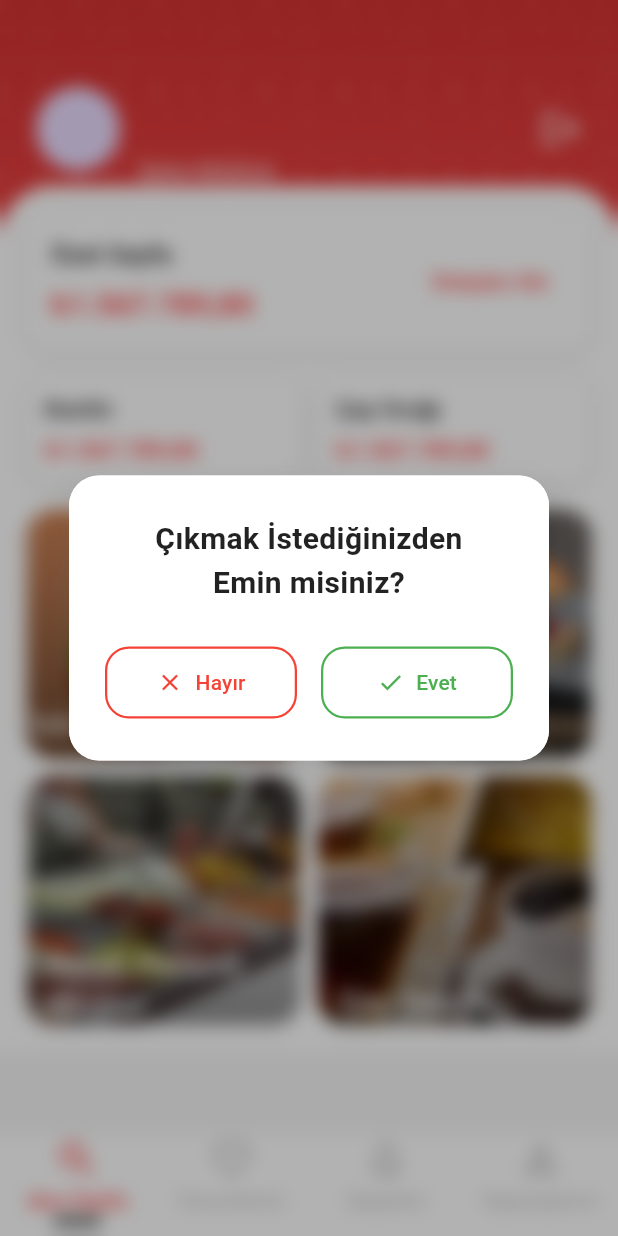
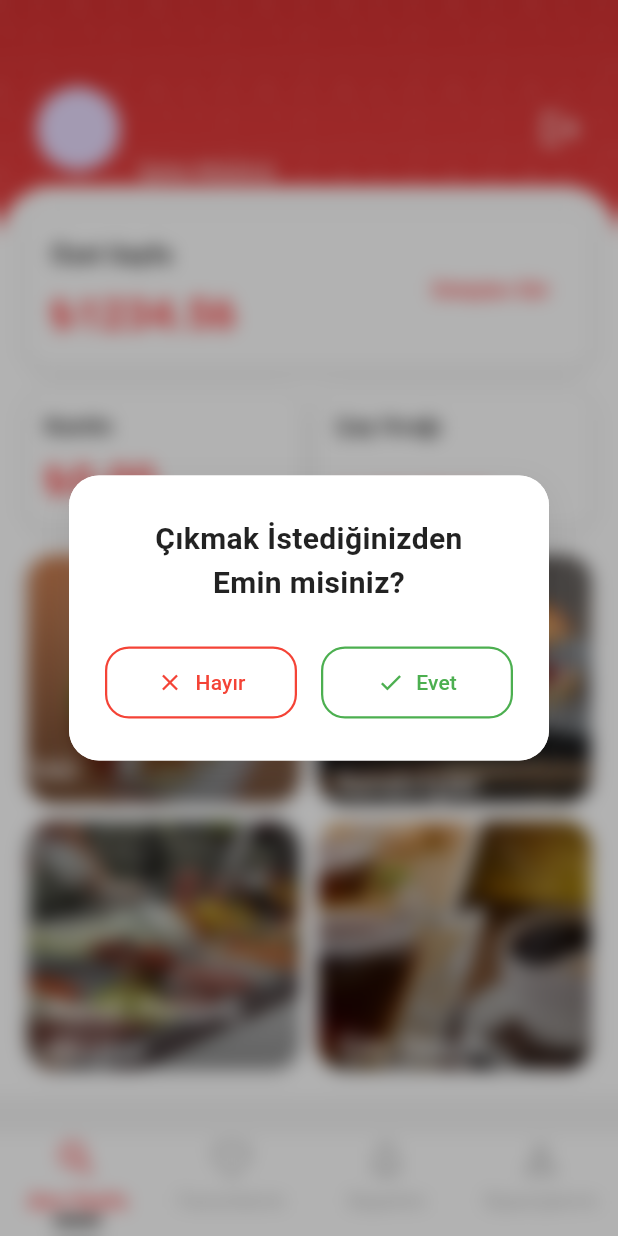
Before and after one commit to iremsu-erdemir/E-Kantin_3, a Flutter app: the OzetSayfa screen opened directly, after a tap on the "arrow back ios new" icon, after a tap on the "logout" icon, on a phone screen of 412 x 824 dp. Run offline on Flutter 3.47's test engine with Material 3 defaults, Android fonts, the light colour scheme and no system bars; our stand-ins replace fl_chart, shared_preferences; accounts and stored records are empty; Roboto replaces fonts that are missing (Poppins).

Commit message:
Admin Home Page Dinamik Fiyat Gösterme yapıldı Knatin için

```diff
--- a/lib/screens/admin_home_page.dart
+++ b/lib/screens/admin_home_page.dart
@@ -4,10 +4,40 @@ import '../models/user.dart';
 import '../services/user_service.dart';
 import 'login_page.dart';
 import 'ozet_sayfa.dart';
+import '../services/local_storage_service.dart';
 
-class AdminHomePage extends StatelessWidget {
+class AdminHomePage extends StatefulWidget {
   final User user;
   const AdminHomePage({Key? key, required this.user}) : super(key: key);
+
+  @override
+  State<AdminHomePage> createState() => _AdminHomePageState();
+}
+
+class _AdminHomePageState extends State<AdminHomePage> {
+  double toplamKantinGeliri = 0;
+
+  @override
+  void initState() {
+    super.initState();
+    _loadKantinGeliri();
+  }
+
+  Future<void> _loadKantinGeliri() async {
+    double toplam = 0;
+    final usernames = await LocalStorageService.getAllUsernames();
+    for (final username in usernames) {
+      final orders = await LocalStorageService.getUserOrders(username);
+      for (final s in orders) {
+        if (s.durum == 'pasif') {
+          toplam += s.tutar;
+        }
+      }
+    }
+    setState(() {
+      toplamKantinGeliri = toplam;
+    });
+  }
 
   @override
   Widget build(BuildContext context) {
@@ -50,7 +80,7 @@ class AdminHomePage extends StatelessWidget {
                     CircleAvatar(
                       radius: 28,
                       backgroundImage: AssetImage(
-                        user.image ?? 'assets/images/turgay.png',
+                        widget.user.image ?? 'assets/images/turgay.png',
                       ),
                     ),
                     const SizedBox(width: 12),
@@ -59,7 +89,7 @@ class AdminHomePage extends StatelessWidget {
                         crossAxisAlignment: CrossAxisAlignment.start,
                         children: [
                           Text(
-                            user.name ?? 'Turgay Tülü',
+                            widget.user.name ?? 'Turgay Tülü',
                             style: const TextStyle(
                               color: Colors.white,
                               fontWeight: FontWeight.bold,
@@ -70,9 +100,13 @@ class AdminHomePage extends StatelessWidget {
                           ),
                           const SizedBox(height: 2),
                           Text(
-                            user.role?.contains('Şube Müdürü') == true
-                                ? user.role!.replaceAll(' Şube Müdürü', '')
-                                : (user.role ?? 'Kültür ve Sosyal İşler'),
+                            widget.user.role?.contains('Şube Müdürü') == true
+                                ? widget.user.role!.replaceAll(
+                                    ' Şube Müdürü',
+                                    '',
+                                  )
+                                : (widget.user.role ??
+                                      'Kültür ve Sosyal İşler'),
                             style: const TextStyle(
                               color: Colors.white,
                               fontSize: 15,
@@ -301,7 +335,7 @@ class AdminHomePage extends StatelessWidget {
                               children: [
                                 Column(
                                   crossAxisAlignment: CrossAxisAlignment.start,
-                                  children: const [
+                                  children: [
                                     Text(
                                       'Özet Sayfa',
                                       style: TextStyle(
@@ -312,11 +346,11 @@ class AdminHomePage extends StatelessWidget {
                                     ),
                                     SizedBox(height: 8),
                                     Text(
-                                      '₺1.567.789,80',
+                                      '₺1234.56',
                                       style: TextStyle(
                                         color: Color(0xFFFF3D3D),
                                         fontWeight: FontWeight.bold,
-                                        fontSize: 20,
+                                        fontSize: 28,
                                       ),
                                     ),
                                   ],
@@ -362,7 +396,7 @@ class AdminHomePage extends StatelessWidget {
                                   child: Column(
                                     crossAxisAlignment:
                                         CrossAxisAlignment.start,
-                                    children: const [
+                                    children: [
                                       Text(
                                         'Kantin',
                                         style: TextStyle(
@@ -372,12 +406,13 @@ class AdminHomePage extends StatelessWidget {
                                         ),
                                       ),
                                       SizedBox(height: 6),
+
                                       Text(
-                                        '₺1.567.789,80',
+                                        '₺${toplamKantinGeliri.toStringAsFixed(2)}',
                                         style: TextStyle(
                                           color: Color(0xFFFF3D3D),
                                           fontWeight: FontWeight.bold,
-                                          fontSize: 15,
+                                          fontSize: 28,
                                         ),
                                       ),
                                     ],
@@ -411,7 +446,7 @@ class AdminHomePage extends StatelessWidget {
                                           color: Colors.black87,
                                         ),
                                       ),
-                                      SizedBox(height: 6),
+                                      SizedBox(height: 25),
                                       Text(
                                         '₺1.567.789,80',
                                         style: TextStyle(
@@ -519,7 +554,7 @@ class _AdminBottomNavBar extends StatelessWidget {
     const selectedColor = Color(0xFFFF3D3D);
     const unselectedColor = Color(0xFFBDBDBD);
     const indicatorColor = Colors.black;
-    final currentIndex = 0;
+    final currentIndex = 0; // Ana Sayfa aktif
     return Container(
       color: Colors.white,
       padding: const EdgeInsets.only(bottom: 8, top: 2),
@@ -529,22 +564,22 @@ class _AdminBottomNavBar extends StatelessWidget {
           _NavBarItem(
             icon: Icons.search_outlined,
             label: 'Ana Sayfa',
-            selected: currentIndex == 0,
+            selected: true,
           ),
           _NavBarItem(
             icon: Icons.favorite_border,
             label: 'Favorilerim',
-            selected: currentIndex == 1,
+            selected: false,
           ),
           _NavBarItem(
             icon: Icons.notifications_none_outlined,
             label: 'Sepetim',
-            selected: currentIndex == 2,
+            selected: false,
           ),
           _NavBarItem(
             icon: Icons.person_outline,
             label: 'Siparişlerim',
-            selected: currentIndex == 3,
+            selected: false,
           ),
         ],
       ),
--- a/lib/screens/ozet_sayfa.dart
+++ b/lib/screens/ozet_sayfa.dart
@@ -20,6 +20,7 @@ class _OzetSayfaState extends State<OzetSayfa> {
   double cayOcagiAlacagi = 1679.00;
   int borcluListesi = 134;
   double totalKartGeliri = 19679.50;
+  double toplamKantinGeliri = 0;
 
   String selectedLokasyon = "Merkez Kantin";
   String selectedTarih = "Bugün";
@@ -38,6 +39,7 @@ class _OzetSayfaState extends State<OzetSayfa> {
   void initState() {
     super.initState();
     _loadSiparisSayilari();
+    _loadKantinGeliri();
   }
 
   Future<void> _loadSiparisSayilari() async {
@@ -57,6 +59,22 @@ class _OzetSayfaState extends State<OzetSayfa> {
     setState(() {
       bekleyenSiparis = aktif;
       bitenSiparis = pasif;
+    });
+  }
+
+  Future<void> _loadKantinGeliri() async {
+    double toplam = 0;
+    final usernames = await LocalStorageService.getAllUsernames();
+    for (final username in usernames) {
+      final orders = await LocalStorageService.getUserOrders(username);
+      for (final s in orders) {
+        if (s.durum == 'pasif') {
+          toplam += s.tutar;
+        }
+      }
+    }
+    setState(() {
+      toplamKantinGeliri = toplam;
     });
   }
 
@@ -491,7 +509,7 @@ class _OzetSayfaState extends State<OzetSayfa> {
         ),
       ),
       // Alt navigation bar
-      bottomNavigationBar: CustomBottomNavBar(selectedIndex: 0, onTap: (i) {}),
+      bottomNavigationBar: _AdminBottomNavBar(),
     );
   }
 
@@ -532,3 +550,91 @@ class _OzetSayfaState extends State<OzetSayfa> {
     );
   }
 }
+
+class _AdminBottomNavBar extends StatelessWidget {
+  @override
+  Widget build(BuildContext context) {
+    const selectedColor = Color(0xFFFF3D3D);
+    const unselectedColor = Color(0xFFBDBDBD);
+    const indicatorColor = Colors.black;
+    final currentIndex = 0; // Ana Sayfa aktif
+    return Container(
+      color: Colors.white,
+      padding: const EdgeInsets.only(bottom: 8, top: 2),
+      child: Row(
+        mainAxisAlignment: MainAxisAlignment.spaceAround,
+        children: [
+          _NavBarItem(
+            icon: Icons.search_outlined,
+            label: 'Ana Sayfa',
+            selected: true,
+          ),
+          _NavBarItem(
+            icon: Icons.favorite_border,
+            label: 'Favorilerim',
+            selected: false,
+          ),
+          _NavBarItem(
+            icon: Icons.notifications_none_outlined,
+            label: 'Sepetim',
+            selected: false,
+          ),
+          _NavBarItem(
+            icon: Icons.person_outline,
+            label: 'Siparişlerim',
+            selected: false,
+          ),
+        ],
+      ),
+    );
+  }
+}
+
+class _NavBarItem extends StatelessWidget {
+  final IconData icon;
+  final String label;
+  final bool selected;
+  const _NavBarItem({
+    required this.icon,
+    required this.label,
+    required this.selected,
+  });
+
+  @override
+  Widget build(BuildContext context) {
+    return Expanded(
+      child: Column(
+        mainAxisSize: MainAxisSize.min,
+        children: [
+          Icon(
+            icon,
+            color: selected ? const Color(0xFFFF3D3D) : const Color(0xFFBDBDBD),
+            size: 30,
+          ),
+          const SizedBox(height: 2),
+          Text(
+            label,
+            style: TextStyle(
+              color: selected
+                  ? const Color(0xFFFF3D3D)
+                  : const Color(0xFFBDBDBD),
+              fontWeight: selected ? FontWeight.bold : FontWeight.normal,
+              fontSize: 14,
+            ),
+          ),
+          const SizedBox(height: 2),
+          selected
+              ? Container(
+                  width: 32,
+                  height: 4,
+                  decoration: BoxDecoration(
+                    color: Colors.black,
+                    borderRadius: BorderRadius.circular(2),
+                  ),
+                )
+              : const SizedBox(height: 4),
+        ],
+      ),
+    );
+  }
+}
```
